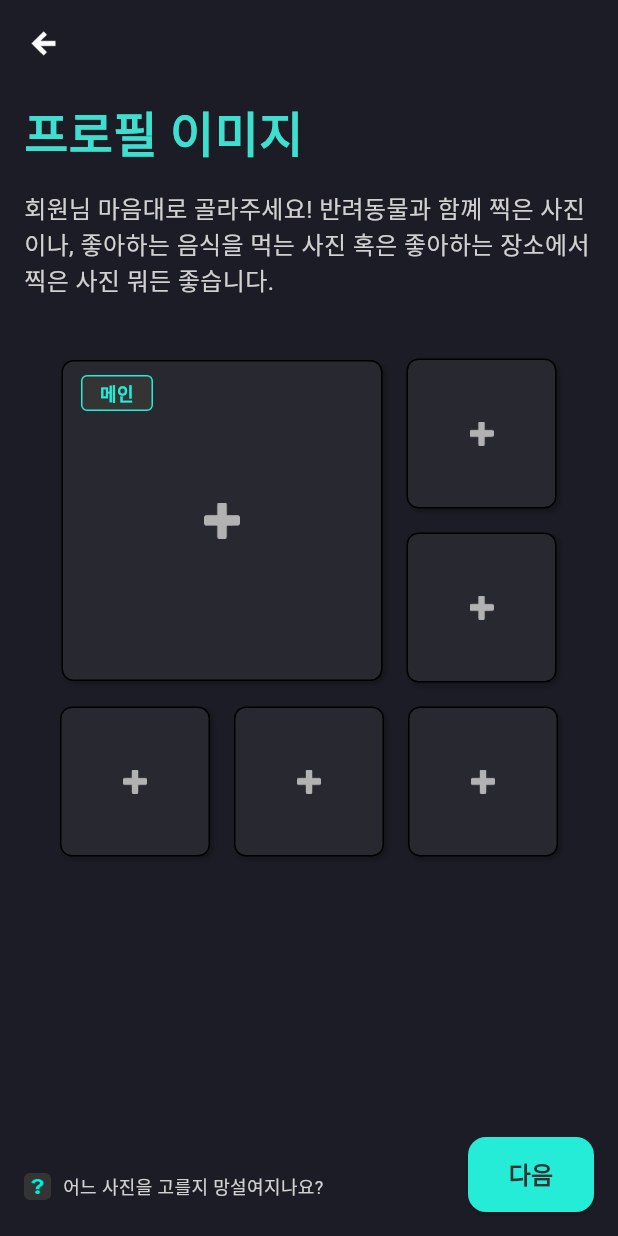
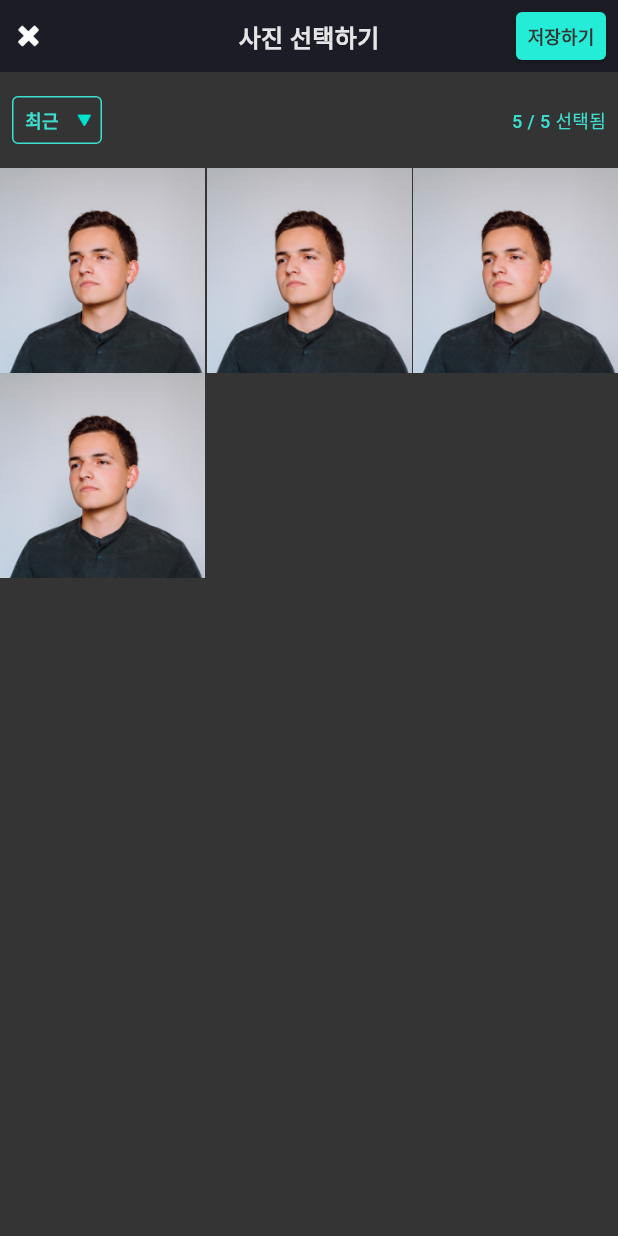
Before and after one commit to kdkcom1234/mintb-poc, a Flutter app: the ProfileImageRegistration screen opened by its route, after a tap on "메인", on a phone screen of 412 x 824 dp. Run offline on Flutter 3.47's test engine with Material 2 defaults, Android fonts, the phone set to English and light mode, and no system bars; our stand-ins replace cloud_firestore, firebase_auth, firebase_core, google_sign_in; accounts and stored records are empty; Roboto replaces fonts that are missing (Pretendard); project files that could hold a hidden picture were left out.

Commit message:
이미지 목록

```diff
--- a/mintb-poc-app/lib/screens/auth/profile_image_registration.dart
+++ b/mintb-poc-app/lib/screens/auth/profile_image_registration.dart
@@ -1,4 +1,5 @@
 import 'package:flutter/material.dart';
+import 'package:mintb_poc_app/widgets/media_selector.dart';
 import 'package:mintb_poc_app/widgets/profile_image_tile.dart';
 
 import '../../widgets/back_nav_button.dart';
@@ -71,7 +72,12 @@ class _ProfileImageRegistrationState extends State<ProfileImageRegistration> {
                       Padding(
                           padding: const EdgeInsets.only(top: 24),
                           child: InkWell(
-                            onTap: () {},
+                            onTap: () {
+                              Navigator.of(context).push(MaterialPageRoute(
+                                builder: (context) => const MediaSelector(),
+                                fullscreenDialog: true,
+                              ));
+                            },
                             child: const Column(
                               crossAxisAlignment: CrossAxisAlignment.center,
                               children: [
--- /dev/null
+++ b/mintb-poc-app/lib/widgets/media_selector.dart
@@ -0,0 +1,208 @@
+import 'package:flutter/material.dart';
+
+class MediaSelector extends StatefulWidget {
+  const MediaSelector({super.key});
+
+  @override
+  State<StatefulWidget> createState() {
+    return _MediaSelectorState();
+  }
+}
+
+class _MediaSelectorState extends State<MediaSelector> {
+  // 0xFF343434
+
+  @override
+  Widget build(BuildContext context) {
+    return Scaffold(
+        body: Container(
+            decoration: const BoxDecoration(color: Color(0xFF1C1C26)),
+            child: SafeArea(
+                child: Column(
+              children: [
+                /* -- top menu bar */
+                Container(
+                  width: MediaQuery.of(context).size.width,
+                  height: 48,
+                  color: const Color(0xFF1C1C26),
+                  child: Row(
+                    mainAxisAlignment: MainAxisAlignment.spaceBetween,
+                    children: [
+                      SizedBox(
+                          width: 68,
+                          child: Column(
+                            crossAxisAlignment: CrossAxisAlignment.start,
+                            mainAxisAlignment: MainAxisAlignment.center,
+                            children: [
+                              InkWell(
+                                onTap: () {
+                                  Navigator.of(context).pop();
+                                },
+                                child: const Image(
+                                  image: AssetImage("assets/close_button.png"),
+                                  width: 38,
+                                  height: 38,
+                                ),
+                              ),
+                            ],
+                          )),
+                      const Text(
+                        '사진 선택하기',
+                        textAlign: TextAlign.center,
+                        style: TextStyle(
+                          color: Color(0xFFE5E5E5),
+                          fontSize: 16,
+                          fontFamily: 'Pretendard',
+                          fontWeight: FontWeight.w800,
+                          height: 0,
+                        ),
+                      ),
+                      SizedBox(
+                          width: 68,
+                          child: Stack(
+                            children: [
+                              Positioned(
+                                  right: 8,
+                                  child: ElevatedButton(
+                                    onPressed: () {},
+                                    style: ElevatedButton.styleFrom(
+                                        padding: EdgeInsets.zero,
+                                        minimumSize: const Size(60, 32),
+                                        backgroundColor:
+                                            const Color(0xFF25ECD7),
+                                        shape: RoundedRectangleBorder(
+                                            borderRadius:
+                                                BorderRadius.circular(4))),
+                                    child: const Text(
+                                      '저장하기',
+                                      style: TextStyle(
+                                        color: Color(0xFF343434),
+                                        fontSize: 12,
+                                        fontFamily: 'Pretendard',
+                                        fontWeight: FontWeight.w800,
+                                        height: 0,
+                                      ),
+                                    ),
+                                  ))
+                            ],
+                          )),
+                    ],
+                  ),
+                ),
+                /* -- folder, length */
+                Container(
+                  color: const Color(0xFF343434),
+                  padding: const EdgeInsets.only(
+                      left: 8, top: 8, bottom: 8, right: 8),
+                  child: Row(
+                    mainAxisAlignment: MainAxisAlignment.spaceBetween,
+                    children: [
+                      OutlinedButton(
+                          onPressed: () {},
+                          style: OutlinedButton.styleFrom(
+                              padding: EdgeInsets.zero,
+                              minimumSize: const Size(60, 32),
+                              backgroundColor: Colors.transparent,
+                              shape: RoundedRectangleBorder(
+                                borderRadius: BorderRadius.circular(4),
+                              ),
+                              side: const BorderSide(
+                                  width: 1, color: Color(0xFF3DDFCE))),
+                          child: const Row(
+                            mainAxisAlignment: MainAxisAlignment.center,
+                            children: [
+                              Text(
+                                '최근 ',
+                                textAlign: TextAlign.center,
+                                style: TextStyle(
+                                  color: Color(0xFF3EDFCF),
+                                  fontSize: 12,
+                                  fontFamily: 'Pretendard',
+                                  fontWeight: FontWeight.w800,
+                                  height: 0,
+                                ),
+                              ),
+                              SizedBox(
+                                width: 10,
+                              ),
+                              Image(
+                                image:
+                                    AssetImage("assets/down_caret_primary.png"),
+                                width: 10,
+                              )
+                            ],
+                          )),
+                      const Text(
+                        '5 / 5 선택됨',
+                        textAlign: TextAlign.center,
+                        style: TextStyle(
+                          color: Color(0xFF3DDFCE),
+                          fontSize: 12,
+                          fontFamily: 'Pretendard',
+                          fontWeight: FontWeight.w500,
+                          height: 0,
+                        ),
+                      )
+                    ],
+                  ),
+                ),
+                /* -- image list */
+                Expanded(
+                    child: Container(
+                  width: MediaQuery.of(context).size.width,
+                  color: const Color(0xFF343434),
+                  child: Wrap(
+                    children: [
+                      SizedBox(
+                        width: (MediaQuery.of(context).size.width - 2) / 3,
+                        height: (MediaQuery.of(context).size.width - 2) / 3,
+                        child: InkWell(
+                          onTap: () {},
+                          child: const Image(
+                            image: AssetImage("assets/profile_sample.png"),
+                          ),
+                        ),
+                      ),
+                      const SizedBox(
+                        width: 1,
+                      ),
+                      SizedBox(
+                        width: (MediaQuery.of(context).size.width - 2) / 3,
+                        height: (MediaQuery.of(context).size.width - 2) / 3,
+                        child: InkWell(
+                          onTap: () {},
+                          child: const Image(
+                            image: AssetImage("assets/profile_sample.png"),
+                          ),
+                        ),
+                      ),
+                      const SizedBox(
+                        width: 1,
+                      ),
+                      SizedBox(
+                        width: (MediaQuery.of(context).size.width - 2) / 3,
+                        height: (MediaQuery.of(context).size.width - 2) / 3,
+                        child: InkWell(
+                          onTap: () {},
+                          child: const Image(
+                            image: AssetImage("assets/profile_sample.png"),
+                          ),
+                        ),
+                      ),
+                      SizedBox(
+                        width: (MediaQuery.of(context).size.width - 2) / 3,
+                        height: (MediaQuery.of(context).size.width - 2) / 3,
+                        child: InkWell(
+                          onTap: () {},
+                          child: const Image(
+                            image: AssetImage("assets/profile_sample.png"),
+                          ),
+                        ),
+                      ),
+                    ],
+                  ),
+                ))
+              ],
+            ))));
+  }
+}
--- a/mintb-poc-app/pubspec.yaml
+++ b/mintb-poc-app/pubspec.yaml
@@ -39,6 +39,7 @@ dependencies:
   cloud_firestore: ^4.9.1
   firebase_core: ^2.15.1
   google_sign_in: ^6.1.5
+  photo_manager: ^2.7.1
 
 dev_dependencies:
   flutter_test:
@@ -102,5 +103,7 @@ flutter:
           weight: 500
         - asset: fonts/Pretendard-Bold.otf
           weight: 700
+        - asset: fonts/Pretendard-ExtraBold.otf
+          weight: 800
   assets:
     - assets/
```
Also changed, not shown: mintb-poc-app/assets/close_button.png (added), mintb-poc-app/assets/down_caret_primary.png (added), mintb-poc-app/assets/profile_sample.png (added), mintb-poc-app/pubspec.lock.
